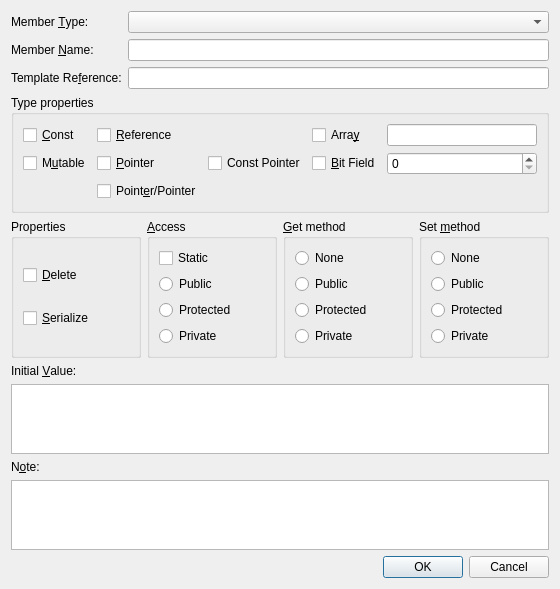
The window that src/qt/MemberDialog.ui (xaljox/ClassBuilder) describes before a commit, drawn with Qt 5.
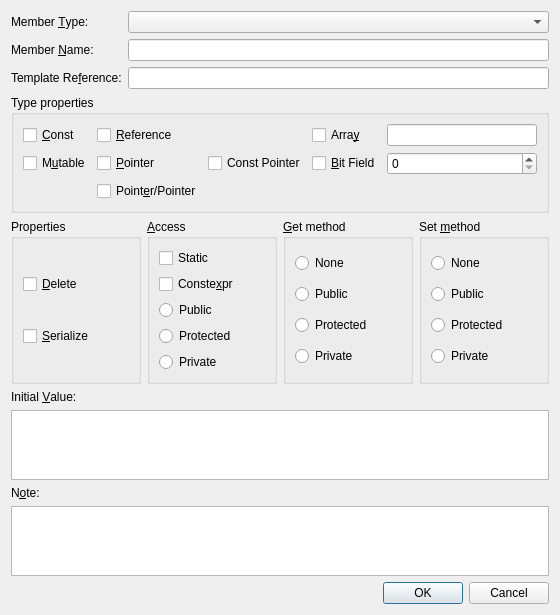
The same window after the commit.

Commit message: feat: constexpr methods and static members; .cbz format header (format 4)

```diff
--- a/src/qt/MemberDialog.ui
+++ b/src/qt/MemberDialog.ui
@@ -170,6 +170,16 @@
           </property>
          </widget>
         </item>
+        <item>
+         <widget class="QCheckBox" name="checkConstexpr">
+          <property name="toolTip">
+           <string>Emit the static member as constexpr: its initial value goes into the class declaration. Static members only</string>
+          </property>
+          <property name="text">
+           <string>Conste&amp;xpr</string>
+          </property>
+         </widget>
+        </item>
         <item>
          <widget class="QRadioButton" name="radioAccessPublic">
           <property name="text">
```
The commit also changes 26 other files.
